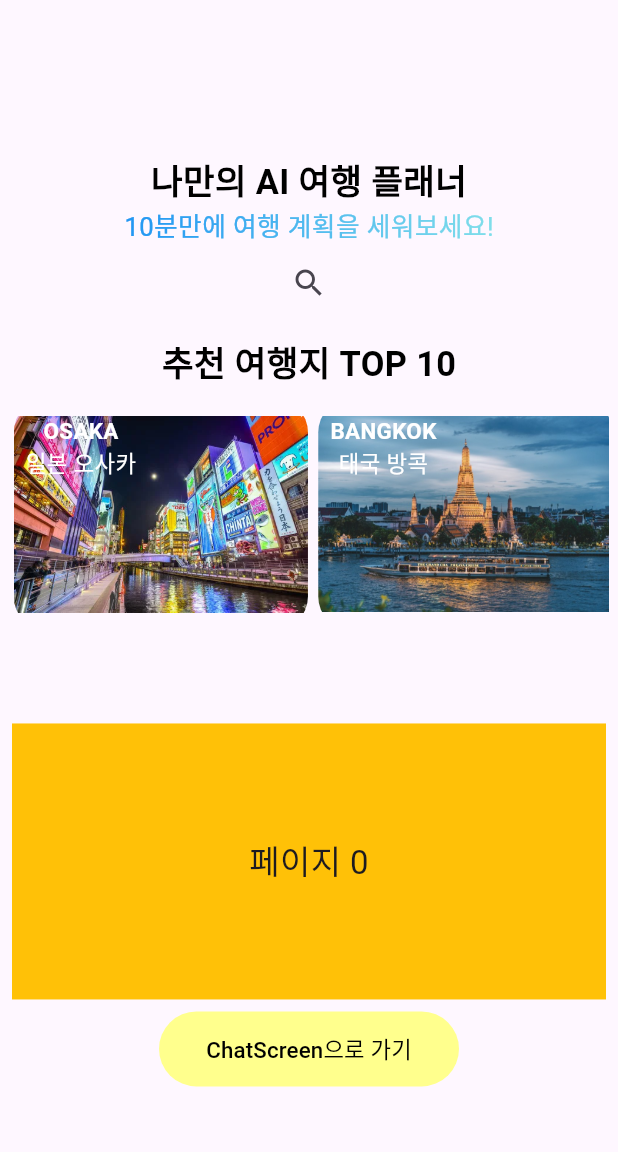
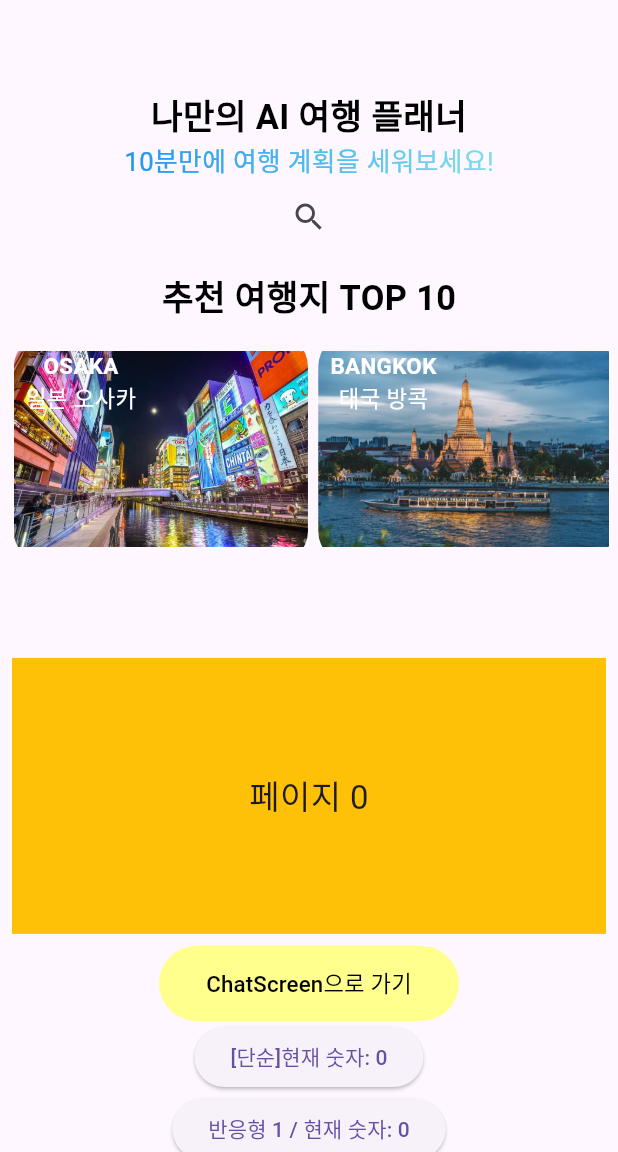
Before and after one commit to oreo1001/trippy, a Flutter app: the screen it shows after launch, on a phone screen of 412 x 824 dp, the part 84-1236 px from its top. Run offline on Flutter 3.47's test engine with Material 2 defaults, Android fonts, the phone set to English and light mode, and no system bars; our stand-ins replace carousel_slider, flutter_screenutil, get, google_fonts.

Commit message:
getX 테스트

```diff
--- a/lib/MainScreen/main_screen.dart
+++ b/lib/MainScreen/main_screen.dart
@@ -1,12 +1,16 @@
 import 'package:carousel_slider/carousel_slider.dart';
 import 'package:flutter/material.dart';
 import 'package:flutter_screenutil/flutter_screenutil.dart';
+import 'package:get/get.dart';
+import 'package:get/get_core/src/get_main.dart';
 import 'package:trippy/MainScreen/main_appbar.dart';
 import 'package:trippy/MainScreen/searchbar.dart';
 
 import '../ImageSlider/image_grid.dart';
 import '../ImageSlider/image_slider.dart';
 import '../ImageSlider/image_slider2.dart';
+import '../getX/get_controller.dart';
+import '../getX/react_controller.dart';
 
 class MainScreen extends StatefulWidget {
   const MainScreen({super.key});
@@ -31,6 +35,8 @@ class _MainScreenState extends State<MainScreen> {
   }
   @override
   Widget build(BuildContext context) {
+    Get.put(SimpleController()); // 단순 상태 관리 controller 등록
+    Get.put(ReactiveController()); // 반응형 상태 관리 controller 등록
     return Scaffold(
       appBar: MainAppBar(),
       body: Center(
@@ -86,6 +92,44 @@ class _MainScreenState extends State<MainScreen> {
                           color: Colors.black,
                           fontSize: 13.sp,
                         ))),
+                GetBuilder<SimpleController>( // 단순 상태 관리
+                  builder: (controller) {
+                    return ElevatedButton(
+                      child: Text(
+                        '[단순]현재 숫자: ${controller.counter}',
+                      ),
+                      onPressed: () {
+                        controller.increase();
+                        // Get.find<SimpleController>().increase();
+                      },
+                    );
+                  },
+                ),
+                GetX<ReactiveController>( // 반응형 상태관리 - 1
+                  builder: (controller) {
+                    return ElevatedButton(
+                      child: Text(
+                        '반응형 1 / 현재 숫자: ${controller.counter.value}', // .value 로 접근
+                      ),
+                      onPressed: () {
+                        controller.increase();
+                        // Get.find<ReactiveController>().increase();
+                      },
+                    );
+                  },
+                ),
+                Obx( // 반응형 상태관리 - 2
+                      () {
+                    return ElevatedButton(
+                      child: Text(
+                        '반응형 2 / 현재 숫자: ${Get.find<ReactiveController>().counter.value}', // .value 로 접근
+                      ),
+                      onPressed: () {
+                        Get.find<ReactiveController>().increase();
+                      },
+                    );
+                  },
+                ),
               ],
             ),
           ),
--- a/lib/Provider/provider_appstate.dart
+++ /dev/null
@@ -1,13 +0,0 @@
-import 'package:flutter/material.dart';
-
-class ProviderAppstate with ChangeNotifier {
-  // MainScreen 번호
-  int _selectedIndex = 0;
-
-  int get selectedIndex => _selectedIndex;
-
-  void updateSelectedIndex(int updatedSelectedIndex) {
-    _selectedIndex = updatedSelectedIndex;
-    notifyListeners();
-  }
-}
--- /dev/null
+++ b/lib/getX/get_controller.dart
@@ -0,0 +1,10 @@
+import 'package:get/get.dart';
+
+class SimpleController extends GetxController {
+  int counter = 0;
+
+  void increase() {
+    counter++;
+    update();
+  }
+}
--- /dev/null
+++ b/lib/getX/react_controller.dart
@@ -0,0 +1,9 @@
+import 'package:get/get.dart';
+
+class ReactiveController extends GetxController {
+  RxInt counter = 0.obs;
+
+  void increase() {
+    counter++;
+  }
+}
--- a/lib/main.dart
+++ b/lib/main.dart
@@ -1,18 +1,18 @@
 import 'package:flutter/material.dart';
 import 'package:flutter/services.dart';
 import 'package:flutter_screenutil/flutter_screenutil.dart';
+import 'package:get/get_navigation/src/root/get_material_app.dart';
 import 'package:provider/provider.dart';
 import 'package:trippy/routes.dart';
-
-import 'Provider/provider_appstate.dart';
-
 void main() {
   // 웹 환경에서 카카오 로그인을 정상적으로 완료하려면 runApp() 호출 전 아래 메서드 호출 필요
   WidgetsFlutterBinding.ensureInitialized();
   SystemChrome.setPreferredOrientations([DeviceOrientation.portraitUp]);
   //화면 위로가게 회전방지
-  runApp(const MyApp());
+  runApp(const GetMaterialApp(home: MyApp()));
 }
+//   runApp(const MyApp());
+// }
 
 class MyApp extends StatelessWidget {
   const MyApp({super.key});
@@ -20,11 +20,7 @@ class MyApp extends StatelessWidget {
   Widget build(BuildContext context) {
     return ScreenUtilInit(
       builder:(context,child){
-      return MultiProvider(
-        providers:[
-          ChangeNotifierProvider(create: (_) => ProviderAppstate()),
-        ],
-        child: MaterialApp(
+      return MaterialApp(
         title: '트리피',
         debugShowCheckedModeBanner: false, // 디버깅 아이콘 X
         theme: ThemeData(
@@ -44,7 +40,6 @@ class MyApp extends StatelessWidget {
             child: widget!,
           );
         },
-        ),
       );
       });
   }
--- a/pubspec.yaml
+++ b/pubspec.yaml
@@ -16,6 +16,7 @@ dependencies:
   google_fonts: ^6.1.0
   provider: ^6.1.1
   carousel_slider: ^4.2.1
+  get: ^4.6.5
 
 dev_dependencies:
   flutter_test:
```
Also changed, not shown: pubspec.lock. Lines whose indentation alone changed are shown as unchanged.
